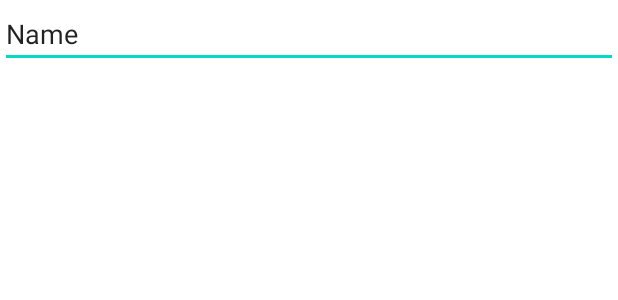
After one commit to Joytammy/huppy, an Android app: the layout activity_home.xml on its own in the app's theme, with its tools: preview values and no code run, on a phone screen of 412 x 824 dp. The commit adds this screen. Shown: the top 300 px of the screen. Run offline under Robolectric (Android 15) with nearby library versions, the phone set to English and light mode, and no system bars.

Commit message:
initial commit2

```diff
--- a/app/src/main/AndroidManifest.xml
+++ b/app/src/main/AndroidManifest.xml
@@ -9,6 +9,7 @@
         android:roundIcon="@mipmap/ic_launcher_round"
         android:supportsRtl="true"
         android:theme="@style/Theme.MyApplication">
+        <activity android:name=".HomeActivity"></activity>
         <activity android:name=".MainActivity">
             <intent-filter>
                 <action android:name="android.intent.action.MAIN" />
--- /dev/null
+++ b/app/src/main/res/layout/activity_home.xml
@@ -0,0 +1,17 @@
+<?xml version="1.0" encoding="utf-8"?>
+<LinearLayout xmlns:android="http://schemas.android.com/apk/res/android"
+    xmlns:app="http://schemas.android.com/apk/res-auto"
+    xmlns:tools="http://schemas.android.com/tools"
+    android:layout_width="match_parent"
+    android:layout_height="match_parent"
+    tools:context=".HomeActivity">
+
+    <EditText
+        android:id="@+id/editTextTextPersonName3"
+        android:layout_width="wrap_content"
+        android:layout_height="wrap_content"
+        android:layout_weight="1"
+        android:ems="10"
+        android:inputType="textPersonName"
+        android:text="Name" />
+</LinearLayout>
```
Also changed, not shown: app/src/main/java/com/omozele/myapplication/HomeActivity.kt (added, +20 -0 lines), app/src/main/java/com/omozele/myapplication/MainActivity.kt (+41 -0 lines).
